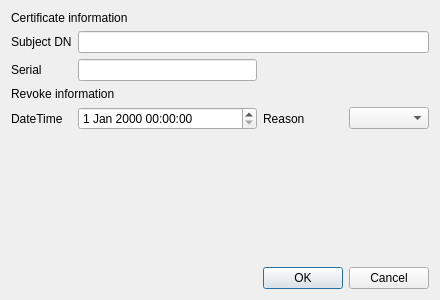
Before: the Qt Designer form CCMan/revoke_cert_dlg.ui in jykim74/CCMan, drawn with Qt 5.
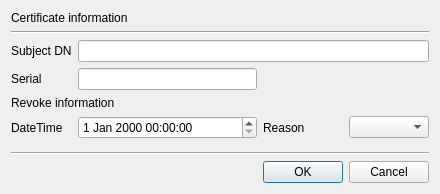
After: the same form once the commit is applied.

What changed in the file:
```diff
--- a/CCMan/revoke_cert_dlg.ui
+++ b/CCMan/revoke_cert_dlg.ui
@@ -7,31 +7,48 @@
     <x>0</x>
     <y>0</y>
     <width>440</width>
-    <height>300</height>
+    <height>194</height>
    </rect>
   </property>
   <property name="windowTitle">
    <string>Revoke certificate</string>
   </property>
   <layout class="QGridLayout" name="gridLayout">
-   <item row="4" column="1">
-    <widget class="QDateTimeEdit" name="mRevokeDateTime"/>
+   <item row="4" column="0" colspan="2">
+    <widget class="QLabel" name="label_4">
+     <property name="text">
+      <string>Revoke information</string>
+     </property>
+    </widget>
    </item>
-   <item row="4" column="0">
+   <item row="2" column="1" colspan="3">
+    <widget class="QLineEdit" name="mSubjectDNText"/>
+   </item>
+   <item row="8" column="2" colspan="2">
+    <widget class="QDialogButtonBox" name="buttonBox">
+     <property name="orientation">
+      <enum>Qt::Horizontal</enum>
+     </property>
+     <property name="standardButtons">
+      <set>QDialogButtonBox::Cancel|QDialogButtonBox::Ok</set>
+     </property>
+    </widget>
+   </item>
+   <item row="0" column="0" colspan="2">
+    <widget class="QLabel" name="label">
+     <property name="text">
+      <string>Certificate information</string>
+     </property>
+    </widget>
+   </item>
+   <item row="5" column="0">
     <widget class="QLabel" name="label_5">
      <property name="text">
       <string>DateTime</string>
      </property>
     </widget>
    </item>
-   <item row="4" column="2">
-    <widget class="QLabel" name="label_6">
-     <property name="text">
-      <string>Reason</string>
-     </property>
-    </widget>
-   </item>
-   <item row="5" column="0">
+   <item row="6" column="0">
     <spacer name="verticalSpacer">
      <property name="orientation">
       <enum>Qt::Vertical</enum>
@@ -44,50 +61,47 @@
      </property>
     </spacer>
    </item>
-   <item row="1" column="0">
-    <widget class="QLabel" name="label_2">
+   <item row="3" column="1">
+    <widget class="QLineEdit" name="mSerialText"/>
+   </item>
+   <item row="5" column="2">
+    <widget class="QLabel" name="label_6">
      <property name="text">
-      <string>Subject DN</string>
+      <string>Reason</string>
      </property>
     </widget>
    </item>
-   <item row="2" column="0">
+   <item row="3" column="0">
     <widget class="QLabel" name="label_3">
      <property name="text">
       <string>Serial</string>
      </property>
     </widget>
    </item>
-   <item row="2" column="1">
-    <widget class="QLineEdit" name="mSerialText"/>
+   <item row="5" column="1">
+    <widget class="QDateTimeEdit" name="mRevokeDateTime"/>
    </item>
-   <item row="4" column="3">
+   <item row="2" column="0">
+    <widget class="QLabel" name="label_2">
+     <property name="text">
+      <string>Subject DN</string>
+     </property>
+    </widget>
+   </item>
+   <item row="5" column="3">
     <widget class="QComboBox" name="mReasonCombo"/>
    </item>
-   <item row="6" column="2" colspan="2">
-    <widget class="QDialogButtonBox" name="buttonBox">
+   <item row="1" column="0" colspan="4">
+    <widget class="Line" name="line">
      <property name="orientation">
       <enum>Qt::Horizontal</enum>
      </property>
-     <property name="standardButtons">
-      <set>QDialogButtonBox::Cancel|QDialogButtonBox::Ok</set>
-     </property>
     </widget>
    </item>
-   <item row="1" column="1" colspan="3">
-    <widget class="QLineEdit" name="mSubjectDNText"/>
-   </item>
-   <item row="0" column="0" colspan="2">
-    <widget class="QLabel" name="label">
-     <property name="text">
-      <string>Certificate information</string>
-     </property>
-    </widget>
-   </item>
-   <item row="3" column="0" colspan="2">
-    <widget class="QLabel" name="label_4">
-     <property name="text">
-      <string>Revoke information</string>
+   <item row="7" column="0" colspan="4">
+    <widget class="Line" name="line_2">
+     <property name="orientation">
+      <enum>Qt::Horizontal</enum>
      </property>
     </widget>
    </item>
```
